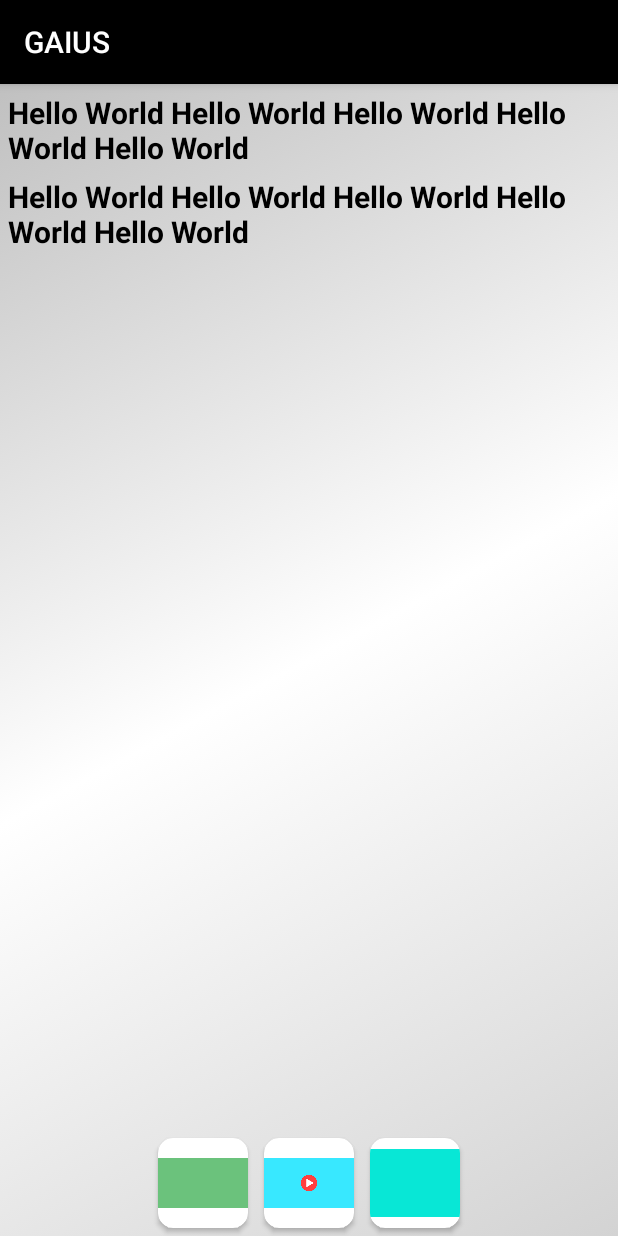
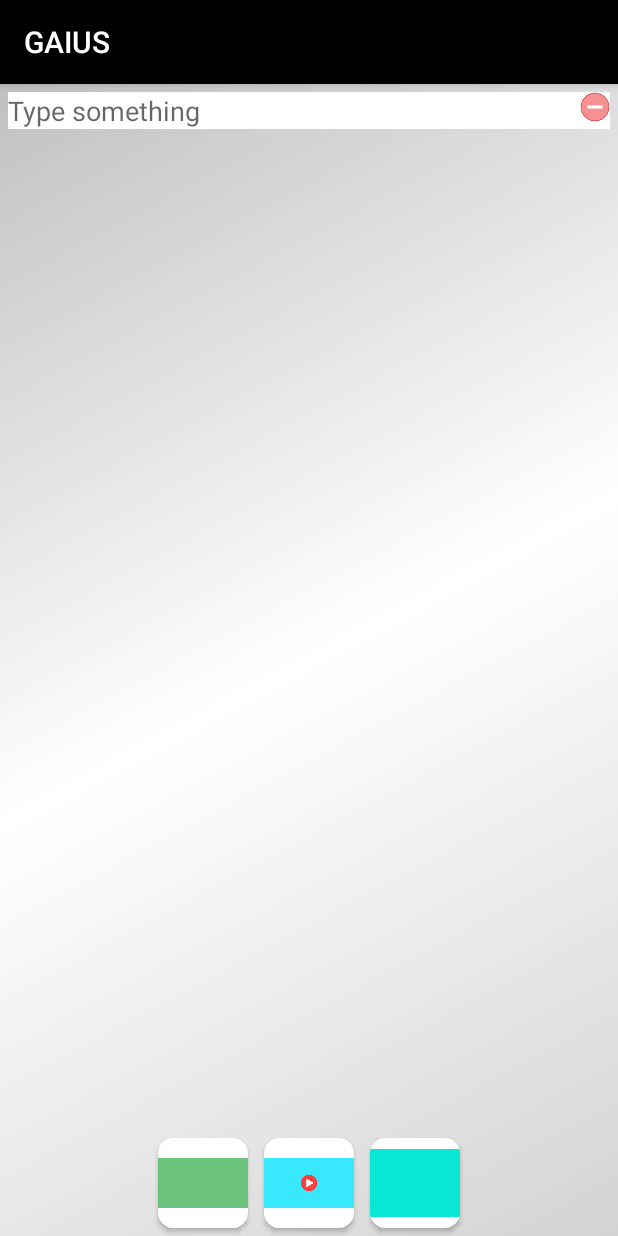
Before and after one commit to thp-comnets/GAIUS2.0, an Android app: the SimpleWebCreation screen opened directly, with no data from a screen before it, on a phone screen of 412 x 824 dp. Run offline under Robolectric (Android 15) with nearby library versions, the phone set to English and light mode, and no system bars; libraries missing offline, so code that uses them is left out: cn.jzvd; plain views replace JzvdStd; Roboto replaces fonts that are not available here; 2 statements that could not run were skipped.

Commit message:
simple content creation third attempt

```diff
--- a/app/build.gradle
+++ b/app/build.gradle
@@ -11,6 +11,7 @@ android {
         versionCode 60
         versionName "2.0"
         testInstrumentationRunner "android.support.test.runner.AndroidJUnitRunner"
+        vectorDrawables.useSupportLibrary=true
     }
     buildTypes {
         release {
@@ -40,4 +41,6 @@ dependencies {
     implementation 'ly.kite:instagram-photo-picker:1.+'
     implementation 'petrov.kristiyan:colorpicker-library:1.1.8'
     implementation 'com.nostra13.universalimageloader:universal-image-loader:1.9.5'
+
+    implementation 'com.github.jkennethcarino:RTextEditorView:0.1.1'
 }
--- a/app/src/main/java/com/gaius/gaiusapp/Item.java
+++ b/app/src/main/java/com/gaius/gaiusapp/Item.java
@@ -22,7 +22,7 @@ public class Item {
         this.imagePath = imageUrl;
         this.videoPath = videoUrl;
         this.imageBitmap = BitmapFactory.decodeFile(this.imagePath);
-        this.videoBitmap = ThumbnailUtils.createVideoThumbnail(this.videoPath, MediaStore.Images.Thumbnails.MINI_KIND);
+        this.videoBitmap = ThumbnailUtils.createVideoThumbnail(this.videoPath, MediaStore.Images.Thumbnails.FULL_SCREEN_KIND);
     }
 
     public int getId() {
@@ -32,6 +32,8 @@ public class Item {
     public String getType() { return type; }
 
     public String getText() { return text; }
+
+    public void setText(String text) { this.text=text; }
 
     public String getImagePath() { return imagePath; }
 
--- a/app/src/main/java/com/gaius/gaiusapp/ItemsAdapter.java
+++ b/app/src/main/java/com/gaius/gaiusapp/ItemsAdapter.java
@@ -6,15 +6,19 @@ import android.util.Log;
 import android.view.LayoutInflater;
 import android.view.View;
 import android.view.ViewGroup;
+import android.widget.EditText;
 import android.widget.ImageView;
-import android.widget.TextView;
+import android.widget.RelativeLayout;
+import com.gaius.gaiusapp.helper.ItemTouchHelperAdapter;
 
+import java.util.Collections;
 import java.util.List;
 
 import cn.jzvd.Jzvd;
 import cn.jzvd.JzvdStd;
 
-public class ItemsAdapter extends RecyclerView.Adapter<ItemsAdapter.ItemViewHolder> {
+public class ItemsAdapter extends RecyclerView.Adapter<ItemsAdapter.ItemViewHolder>
+        implements ItemTouchHelperAdapter {
 
     private Context mCtx;
     private List<Item> contentsList;
@@ -33,14 +37,15 @@ public class ItemsAdapter extends RecyclerView.Adapter<ItemsAdapter.ItemViewHold
         return new ItemViewHolder(view);
     }
 
+
     @Override
-    public void onBindViewHolder(ItemViewHolder holder, int position) {
+    public void onBindViewHolder(final ItemViewHolder holder, int position) {
         Item item = contentsList.get(position);
 
         switch (item.getType()) {
             case "text":
-                holder.textView.setVisibility(View.VISIBLE);
-                holder.textView.setText(item.getText());
+                holder.editText.setVisibility(View.VISIBLE);
+                holder.editText.setText(item.getText());
                 break;
             case "image":
                 holder.imageView.setVisibility(View.VISIBLE);
@@ -50,18 +55,11 @@ public class ItemsAdapter extends RecyclerView.Adapter<ItemsAdapter.ItemViewHold
                 holder.videoView.setVisibility(View.VISIBLE);
                 holder.videoView.setUp(item.getVideoPath(), "", Jzvd.SCREEN_WINDOW_LIST);
                 holder.videoView.thumbImageView.setImageBitmap(item.getVideoBitmap());
-
                 break;
         }
 
-//        holder.moveUP.setTag(position);
-//        holder.moveUP.setOnClickListener(mOnClickListener);
-
-//        holder.textViewTitle.setText(item.getTitle());
-//        holder.imageView.setImageResource(item.getImage());
-//
-//        holder.cardView.setTag(position);
-//        holder.cardView.setOnClickListener(mOnClickListener);
+        holder.deleteButton.setTag(item.getId());
+        holder.deleteButton.setOnClickListener(mOnClickListener);
     }
 
     @Override
@@ -71,16 +69,31 @@ public class ItemsAdapter extends RecyclerView.Adapter<ItemsAdapter.ItemViewHold
 
     class ItemViewHolder extends RecyclerView.ViewHolder {
 
-        TextView textView;
-        ImageView imageView;
+        EditText editText;
+        ImageView imageView, deleteButton;
         JzvdStd videoView;
+        RelativeLayout relativeLayout;
 
         public ItemViewHolder(View itemView) {
             super(itemView);
 
-            textView = itemView.findViewById(R.id.item_text);
+            deleteButton = itemView.findViewById(R.id.item_delete);
+            editText = itemView.findViewById(R.id.edit_text);
             imageView = itemView.findViewById(R.id.item_image);
             videoView = itemView.findViewById(R.id.item_video);
+            relativeLayout = itemView.findViewById(R.id.relative_layout);
         }
     }
+
+    @Override
+    public void onItemDismiss(int position) {
+    }
+
+    @Override
+    public boolean onItemMove(int fromPosition, int toPosition) {
+        Collections.swap(contentsList, fromPosition, toPosition);
+        notifyItemMoved(fromPosition, toPosition);
+
+        return true;
+    }
 }
--- a/app/src/main/java/com/gaius/gaiusapp/SimpleWebCreation.java
+++ b/app/src/main/java/com/gaius/gaiusapp/SimpleWebCreation.java
@@ -1,50 +1,39 @@
 package com.gaius.gaiusapp;
 
-import android.Manifest;
 import android.annotation.SuppressLint;
 import android.content.Intent;
 import android.database.Cursor;
 import android.graphics.Bitmap;
-import android.graphics.BitmapFactory;
-import android.media.ThumbnailUtils;
 import android.net.Uri;
 import android.os.Bundle;
 import android.provider.MediaStore;
-import android.support.design.widget.BottomNavigationView;
-import android.support.v4.app.Fragment;
 import android.support.v4.content.CursorLoader;
-import android.support.v7.app.AlertDialog;
 import android.support.v7.app.AppCompatActivity;
 import android.support.v7.widget.CardView;
 import android.support.v7.widget.LinearLayoutManager;
 import android.support.v7.widget.RecyclerView;
+import android.support.v7.widget.helper.ItemTouchHelper;
 import android.util.Log;
-import android.view.LayoutInflater;
 import android.view.View;
-import android.widget.Button;
-import android.widget.EditText;
-import android.widget.ImageButton;
-import android.widget.ImageView;
-import android.widget.TextView;
 import android.widget.Toast;
 
+import com.gaius.gaiusapp.helper.OnStartDragListener;
+import com.gaius.gaiusapp.helper.SimpleItemTouchHelperCallback;
 import com.gaius.gaiusapp.utils.ResourceHelper;
-import com.theartofdev.edmodo.cropper.CropImage;
 
 import java.io.IOException;
 import java.util.ArrayList;
 import java.util.List;
 
-import cn.jzvd.Jzvd;
-import cn.jzvd.JzvdStd;
 
-class SimpleWebCreation extends AppCompatActivity implements View.OnClickListener {
+class SimpleWebCreation extends AppCompatActivity implements View.OnClickListener, OnStartDragListener {
     List<Item> itemList;
     RecyclerView recyclerView;
     CardView textButton, imageButton, videoButton;
     ItemsAdapter adapter;
     private final int PICK_IMAGE_REQUEST = 1;
     private final int PICK_VIDEO_REQUEST = 2;
+    private ItemTouchHelper mItemTouchHelper;
 
     @Override
     protected void onCreate(Bundle savedInstanceState) {
@@ -59,14 +48,15 @@ class SimpleWebCreation extends AppCompatActivity implements View.OnClickListene
         itemList = new ArrayList<>();
 
         //adding the product to product list
-        itemList.add(new Item (0, "text", "Hello World Hello World Hello World Hello World Hello World",null, null));
-        itemList.add(new Item (1, "text", "Hello World Hello World Hello World Hello World Hello World",null, null));
+        itemList.add(new Item (0, "text", "",null, null));
 
         textButton = findViewById(R.id.text_card);
         textButton.setOnClickListener(new View.OnClickListener() {
             @Override
             public void onClick(View view) {
-                itemList.add(itemList.size(), new Item (itemList.size(), "text", "Sample",null, null));
+                Log.d("yasir","adding text at "+itemList.size());
+
+                itemList.add(itemList.size(), new Item (itemList.size(), "text", "",null, null));
                 adapter.notifyItemInserted(itemList.size()-1);
                 recyclerView.scrollToPosition(itemList.size()-1);
                 recyclerView.invalidate();
@@ -94,8 +84,12 @@ class SimpleWebCreation extends AppCompatActivity implements View.OnClickListene
         });
 
         //creating adapter object and setting it to recyclerview
-        adapter = new ItemsAdapter(getApplication(), itemList, this);
+        adapter = new ItemsAdapter(this, itemList, this);
         recyclerView.setAdapter(adapter);
+
+        ItemTouchHelper.Callback callback = new SimpleItemTouchHelperCallback(adapter);
+        mItemTouchHelper = new ItemTouchHelper(callback);
+        mItemTouchHelper.attachToRecyclerView(recyclerView);
     }
 
     @Override
@@ -162,7 +156,36 @@ class SimpleWebCreation extends AppCompatActivity implements View.OnClickListene
     }
 
     @Override
-    public void onClick(View v) {
+    public void onStartDrag(RecyclerView.ViewHolder viewHolder) {
+        mItemTouchHelper.startDrag(viewHolder);
+    }
+
+    @Override
+    public void onClick(View view) {
+        int id = (Integer) view.getTag();
+
+        for (int childCount = recyclerView.getChildCount(), i = 0; i < childCount; ++i) {
+            final ItemsAdapter.ItemViewHolder holder = (ItemsAdapter.ItemViewHolder) recyclerView.getChildViewHolder(recyclerView.getChildAt(i));
+
+            int itemID = (Integer) holder.deleteButton.getTag();
+
+            for (int j=0; j<itemList.size(); j++) {
+                if (itemList.get(j).getId() == itemID) {
+                    itemList.get(i).setText(holder.editText.getText() + "");
+                }
+            }
+        }
+
+        for (int i=0; i<itemList.size(); i++) {
+            if (itemList.get(i).getId() == id ) {
+                Item item = itemList.get(i);
+                itemList.remove(item);
+                adapter.notifyItemRemoved(i);
+                recyclerView.setAdapter(adapter);
+
+                return;
+            }
+        }
 
     }
 }
--- /dev/null
+++ b/app/src/main/java/com/gaius/gaiusapp/helper/ItemTouchHelperAdapter.java
@@ -0,0 +1,42 @@
+package com.gaius.gaiusapp.helper;
+
+import android.support.v7.widget.RecyclerView;
+import android.support.v7.widget.helper.ItemTouchHelper;
+
+/**
+ * Interface to listen for a move or dismissal event from a {@link ItemTouchHelper.Callback}.
+ *
+ * @author Paul Burke (ipaulpro)
+ */
+public interface ItemTouchHelperAdapter {
+
+    /**
+     * Called when an item has been dragged far enough to trigger a move. This is called every time
+     * an item is shifted, and <strong>not</strong> at the end of a "drop" event.<br/>
+     * <br/>
+     * Implementations should call {@link RecyclerView.Adapter#notifyItemMoved(int, int)} after
+     * adjusting the underlying data to reflect this move.
+     *
+     * @param fromPosition The start position of the moved item.
+     * @param toPosition   Then resolved position of the moved item.
+     * @return True if the item was moved to the new adapter position.
+     *
+     * @see RecyclerView#getAdapterPositionFor(RecyclerView.ViewHolder)
+     * @see RecyclerView.ViewHolder#getAdapterPosition()
+     */
+    boolean onItemMove(int fromPosition, int toPosition);
+
+
+    /**
+     * Called when an item has been dismissed by a swipe.<br/>
+     * <br/>
+     * Implementations should call {@link RecyclerView.Adapter#notifyItemRemoved(int)} after
+     * adjusting the underlying data to reflect this removal.
+     *
+     * @param position The position of the item dismissed.
+     *
+     * @see RecyclerView#getAdapterPositionFor(RecyclerView.ViewHolder)
+     * @see RecyclerView.ViewHolder#getAdapterPosition()
+     */
+    void onItemDismiss(int position);
+}
--- /dev/null
+++ b/app/src/main/java/com/gaius/gaiusapp/helper/ItemTouchHelperViewHolder.java
@@ -0,0 +1,25 @@
+package com.gaius.gaiusapp.helper;
+
+import android.support.v7.widget.helper.ItemTouchHelper;
+
+/**
+ * Interface to notify an item ViewHolder of relevant callbacks from {@link
+ * android.support.v7.widget.helper.ItemTouchHelper.Callback}.
+ *
+ * @author Paul Burke (ipaulpro)
+ */
+public interface ItemTouchHelperViewHolder {
+
+    /**
+     * Called when the {@link ItemTouchHelper} first registers an item as being moved or swiped.
+     * Implementations should update the item view to indicate it's active state.
+     */
+    void onItemSelected();
+
+
+    /**
+     * Called when the {@link ItemTouchHelper} has completed the move or swipe, and the active item
+     * state should be cleared.
+     */
+    void onItemClear();
+}
--- /dev/null
+++ b/app/src/main/java/com/gaius/gaiusapp/helper/OnStartDragListener.java
@@ -0,0 +1,17 @@
+package com.gaius.gaiusapp.helper;
+
+import android.support.v7.widget.RecyclerView;
+
+/**
+ * Listener for manual initiation of a drag.
+ */
+public interface OnStartDragListener {
+
+    /**
+     * Called when a view is requesting a start of a drag.
+     *
+     * @param viewHolder The holder of the view to drag.
+     */
+    void onStartDrag(RecyclerView.ViewHolder viewHolder);
+
+}
--- a/app/src/main/res/layout/activity_main.xml
+++ b/app/src/main/res/layout/activity_main.xml
@@ -1,5 +1,6 @@
 <?xml version="1.0" encoding="utf-8"?>
-<android.support.constraint.ConstraintLayout xmlns:android="http://schemas.android.com/apk/res/android"
+<android.support.constraint.ConstraintLayout
+    xmlns:android="http://schemas.android.com/apk/res/android"
     xmlns:app="http://schemas.android.com/apk/res-auto"
     xmlns:tools="http://schemas.android.com/tools"
     android:id="@+id/container"
--- a/app/src/main/res/layout/item_list.xml
+++ b/app/src/main/res/layout/item_list.xml
@@ -2,11 +2,12 @@
 <LinearLayout xmlns:android="http://schemas.android.com/apk/res/android"
     android:layout_width="fill_parent"
     android:layout_height="wrap_content"
-    xmlns:app="http://schemas.android.com/apk/res-auto"
+    xmlns:tools="http://schemas.android.com/tools"
+    tools:context="com.gaius.gaiusapp.MainActivity"
     android:orientation="vertical">
 
     <RelativeLayout
-        android:id="@+id/linearLayout"
+        android:id="@+id/relative_layout"
         android:layout_width="fill_parent"
         android:layout_height="wrap_content"
         android:layout_marginTop="5dp"
@@ -15,28 +16,34 @@
         android:orientation="vertical"
         android:gravity="center_vertical">
 
-        <TextView
-            android:id="@+id/item_text"
-            android:layout_width="fill_parent"
-            android:layout_height="match_parent"
-            android:text="Text Sample fd gfjk djkh jkdfhg jkdgj kdh jkhg jkdfhgjk"
-            android:textStyle="bold"
-            android:textColor="#000000"
-            android:textSize="20dp"
+        <ImageView
+            android:id="@+id/item_delete"
+            android:layout_width="20dp"
+            android:layout_height="20dp"
+            android:translationZ="100dp"
+            android:src="@drawable/minus"
+            android:layout_alignParentRight="true"
+            android:layout_alignParentTop="true"/>
+        <EditText
+            android:id="@+id/edit_text"
+            android:layout_width="match_parent"
+            android:layout_height="wrap_content"
+            android:background="@color/white"
+            android:hint="Type something"
             android:visibility="gone"/>
 
         <ImageView
-            android:layout_below="@+id/item_text"
+            android:layout_below="@+id/edit_text"
             android:id="@+id/item_image"
             android:layout_width="fill_parent"
-            android:layout_height="match_parent"
+            android:layout_height="200dp"
             android:visibility="gone"/>
 
         <cn.jzvd.JzvdStd
             android:layout_below="@+id/item_image"
             android:id="@+id/item_video"
             android:layout_width="fill_parent"
-            android:layout_height="match_parent"
+            android:layout_height="200dp"
             android:visibility="gone"/>
 
     </RelativeLayout>
--- a/app/src/main/res/layout/simple_content_creation.xml
+++ b/app/src/main/res/layout/simple_content_creation.xml
@@ -5,7 +5,6 @@
     android:layout_height="match_parent"
     xmlns:tools="http://schemas.android.com/tools"
     xmlns:app="http://schemas.android.com/apk/res-auto"
-    tools:context="com.gaius.gaiusapp.MainActivity"
     android:background="@drawable/gradient_background">
 
     <android.support.v7.widget.RecyclerView
```
Also changed, not shown: app/src/main/java/com/gaius/gaiusapp/helper/SimpleItemTouchHelperCallback.java (added, +111 -0 lines), app/src/main/res/drawable/ic_format_bold.xml (added, +9 -0 lines), app/src/main/res/drawable/ic_format_italic.xml (added, +9 -0 lines), 1 other file.
